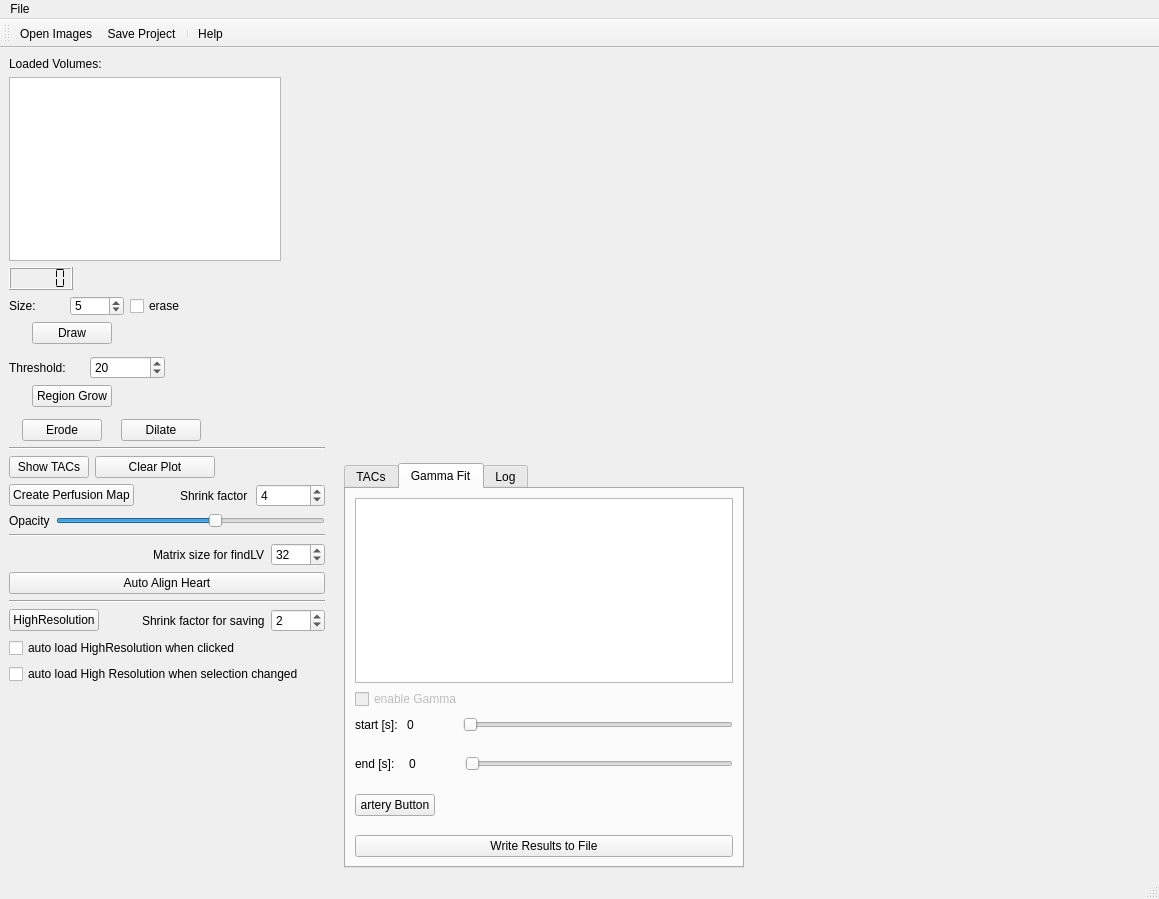
Before: the Qt Designer form main/KardioPerfusion.ui in CardiacImagingCharite/CardiacPerfusion, drawn with Qt 5.
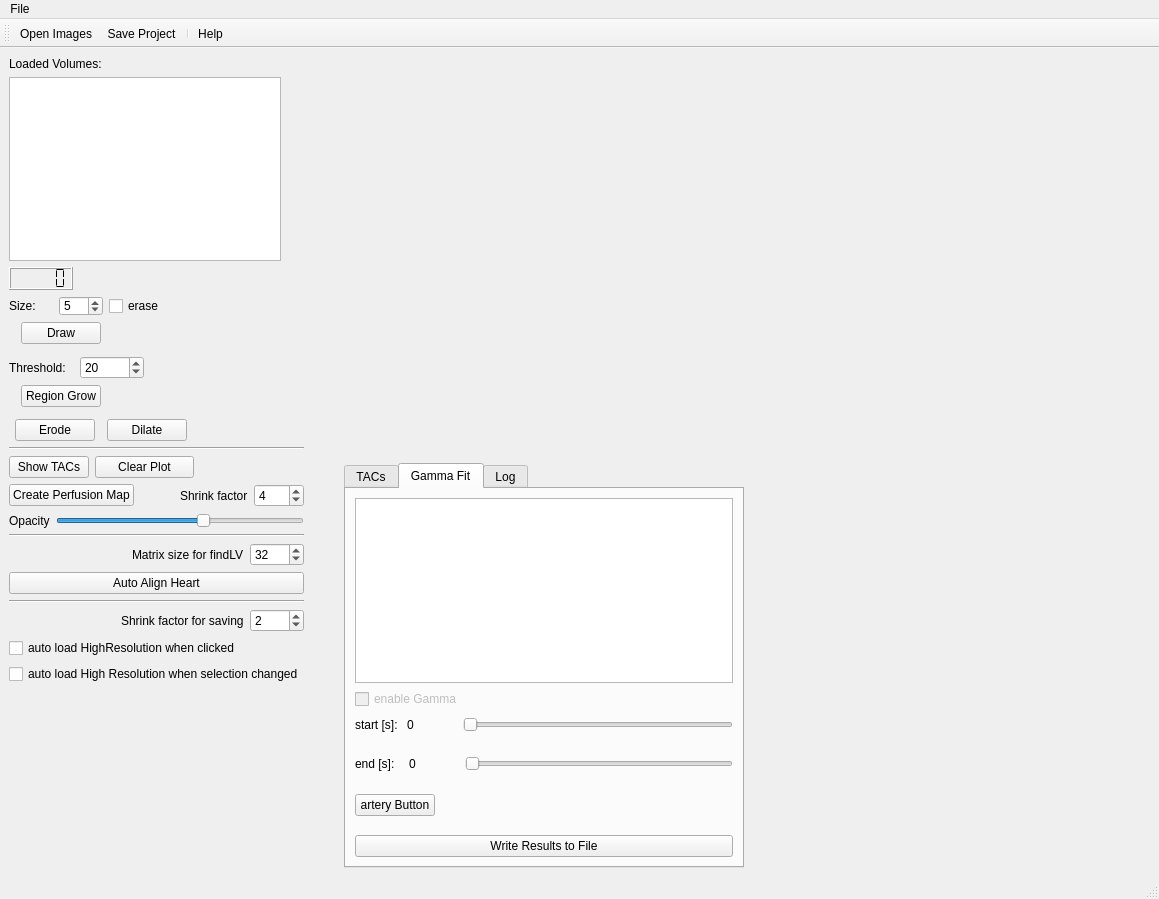
After: the same form once the commit is applied. Icons and pictures are not drawn. Custom widgets are drawn as their Qt base class.

Commit message: loadHighResolution in new thread (first simple multithreading version)

```diff
--- a/main/KardioPerfusion.ui
+++ b/main/KardioPerfusion.ui
@@ -620,13 +620,6 @@
       </item>
       <item>
        <layout class="QHBoxLayout" name="horizontalLayout_18">
-        <item>
-         <widget class="QPushButton" name="btn_highResolution">
-          <property name="text">
-           <string>HighResolution</string>
-          </property>
-         </widget>
-        </item>
         <item>
          <spacer name="horizontalSpacer_12">
           <property name="orientation">
```
The commit also changes 2 other files.
